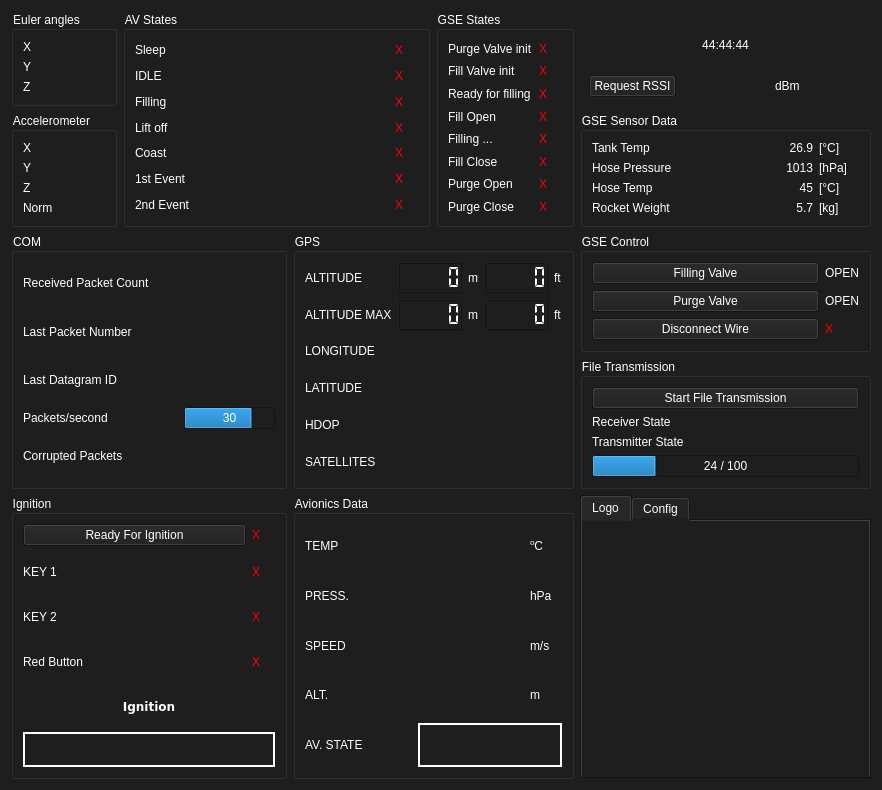
First picture: the form in UI/ui_file/press_alt.ui, repository MorgesHAB/ERT2020GS, before the edit.
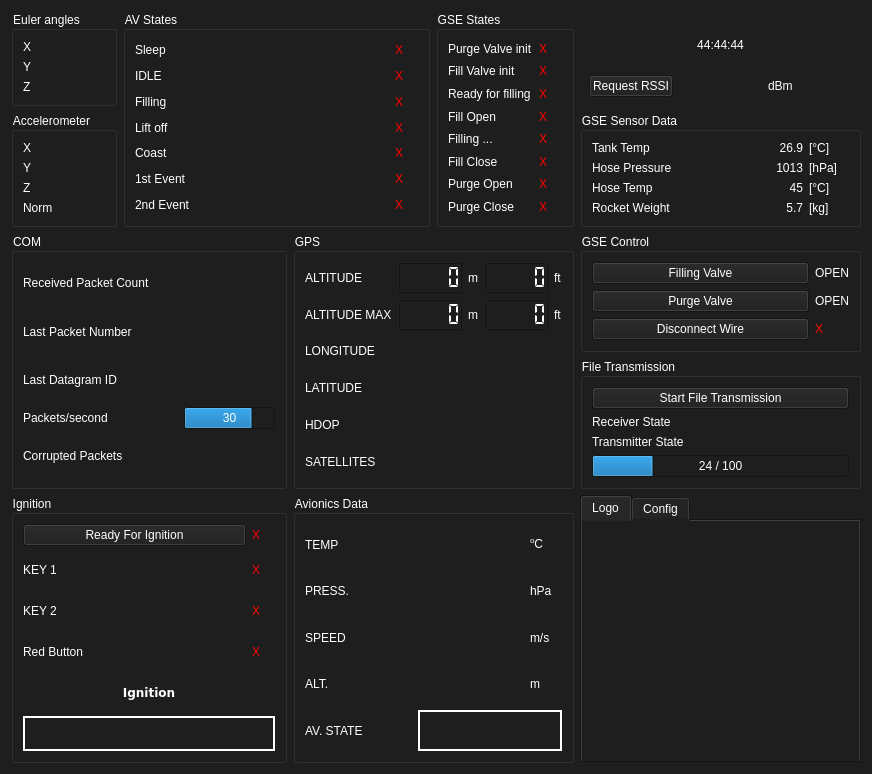
Second picture: the form after the edit. Icons and pictures are not drawn.

Commit message: password feature nearly ready

The edit to the form file:
```diff
--- a/UI/ui_file/press_alt.ui
+++ b/UI/ui_file/press_alt.ui
@@ -6,8 +6,8 @@
    <rect>
     <x>0</x>
     <y>0</y>
-    <width>882</width>
-    <height>790</height>
+    <width>872</width>
+    <height>774</height>
    </rect>
   </property>
   <property name="minimumSize">
```
